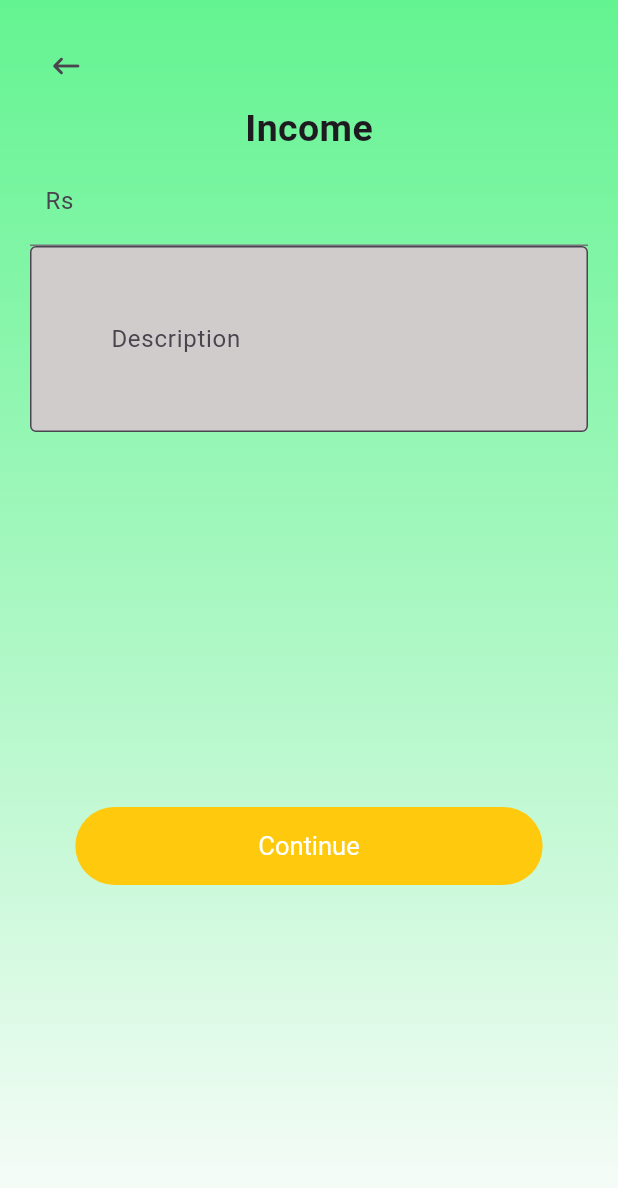
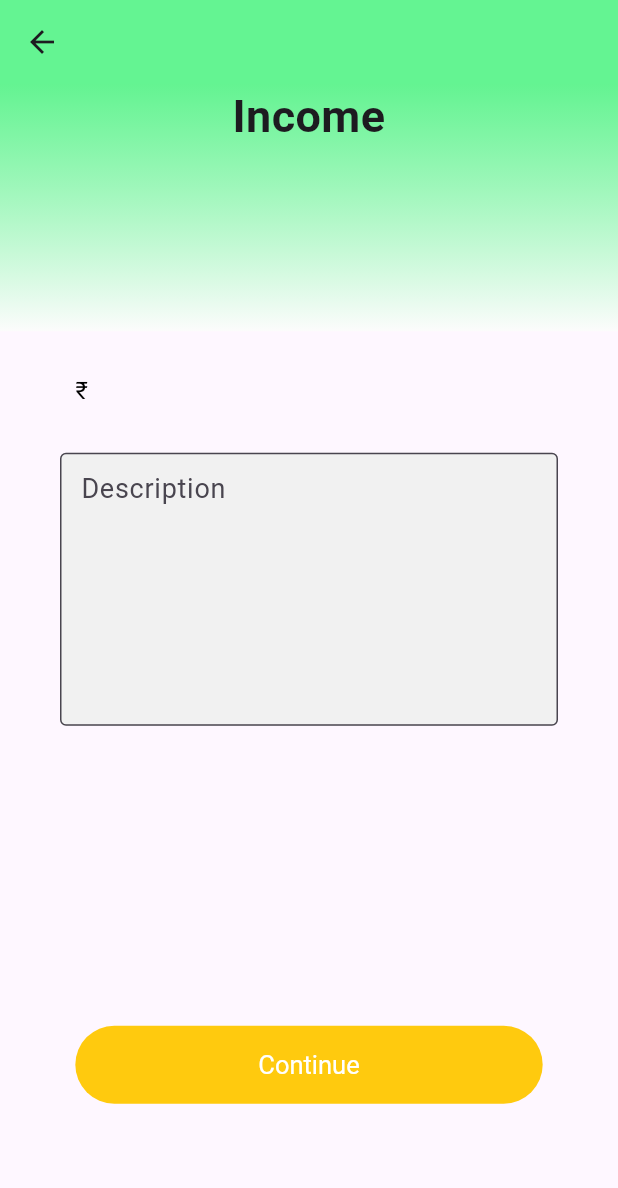
Before and after one commit to priyanshu116/finance-project, a Flutter app: the Income screen opened by its route, on a phone screen of 412 x 824 dp. Shown: the top 1188 px of the screen. Run offline on Flutter 3.47's test engine with Material 2 defaults, Android fonts, the phone set to English and light mode, and no system bars; our stand-ins replace cloud_firestore, firebase_auth, firebase_core, google_sign_in; accounts and stored records are empty.

Commit message:
Fixed income screen

```diff
--- a/lib/main.dart
+++ b/lib/main.dart
@@ -41,7 +41,7 @@ class MyApp extends StatelessWidget
         useMaterial3: true
       ),
 
-      initialRoute: "/",
+      initialRoute: "/income",
       routes: {
         "/" : (context) => const SplashScreen(),
         "/onboarding1" : (context) => const Onboarding1(),
--- a/lib/screens/main-app/expense/income.dart
+++ b/lib/screens/main-app/expense/income.dart
@@ -15,58 +15,26 @@ class _IncomeState extends State<Income>
   Widget build(BuildContext context)
   {
     return Scaffold(
-      body: Container(
+
+      appBar: AppBar(
+        backgroundColor: Color.fromARGB(223, 78, 243, 130),
+      ),
+
+      body: SafeArea(
+        child: Container(
           width: double.maxFinite,
           height: double.maxFinite,
-        padding: EdgeInsets.all(20),
-        child: Column(
+          // padding: EdgeInsets.all(20),
+
+          child: ListView(
             children: [
-            Container(
-              alignment: Alignment.topLeft,
-              child: IconButton(
-                icon: Icon(Icons.keyboard_backspace_rounded),
-                onPressed: () {},
-              ),
-            ),
+
+              Column(
+                children: [
 
                   Container(
-              child: Text("Income",
-                  style: TextStyle(
-                    fontSize: 25,
-                    fontWeight: FontWeight.bold,
-                  )),
-            ),
-
-            TextFormField(
-             decoration: const InputDecoration(
-             border: UnderlineInputBorder(),
-             labelText: 'Rs ',
-             contentPadding: EdgeInsets.all(10),
-  ),
-),
-
-           TextField(
-            decoration: InputDecoration(
-              filled: true,
-              fillColor: Color.fromARGB(255, 209, 204, 204),
-              contentPadding: EdgeInsets.all(50),
-              border: OutlineInputBorder(),
-              hintText: 'Description  ',
-            ),
-           ),
-
-            Container(
-              alignment: Alignment.bottomCenter,
-              padding: EdgeInsets.only(top: 250),
-              child: Button(
-                text: "Continue",
-                onPressed: () {},
-              ),
-            )
-          ],
-        ),
-
-        /*background color */
+                    width: MediaQuery.of(context).size.width,
+                    height: MediaQuery.of(context).size.height/5,
                     decoration: BoxDecoration(
                       gradient: LinearGradient(
                         colors: [
@@ -75,7 +43,62 @@ class _IncomeState extends State<Income>
                         ],
                         begin: Alignment.topCenter,
                         end: Alignment.bottomCenter,
-        )),
+                      ),
+                    ),
+
+                    child: Text(
+                      "Income",
+                      style: TextStyle(
+                        fontSize: 30,
+                        fontWeight: FontWeight.bold,
+                      ),
+                      textAlign: TextAlign.center,
+                    ),
+                  ),
+
+                  Padding(
+                    padding: EdgeInsets.only(left: 40, right: 40),
+
+                    child: TextField(
+                      style: TextStyle(
+                        fontSize: 30,
+                        fontWeight: FontWeight.bold
+                      ),
+                      decoration: const InputDecoration(
+                        labelText: "₹",
+                        labelStyle: TextStyle(color: Colors.black),
+                        contentPadding: EdgeInsets.all(10),
+                        border: InputBorder.none,
+                      ),
+                    ),
+                  ),
+
+                  Padding(
+                    padding: EdgeInsets.only(left: 40, right: 40),
+
+                    child: TextField(
+                      decoration: InputDecoration(
+                        hintText: "Description",
+                        filled: true,
+                        fillColor: Color(0xffF1F1F1),
+                        border: OutlineInputBorder(),
+                        contentPadding: EdgeInsets.all(10),
+                      ),
+                      style: TextStyle(fontSize: 18),
+                      maxLines: 6,
+                    ),
+                  ),
+
+                  Container(
+                      alignment: Alignment.bottomCenter,
+                      padding: EdgeInsets.only(top: 200),
+                      child: Button(text: "Continue", onPressed: () {}),
+                  ),
+                ],
+              ),
+            ],
+          ),
+        ),
       ),
     );
   }
```
Lines whose indentation alone changed are shown as unchanged.
